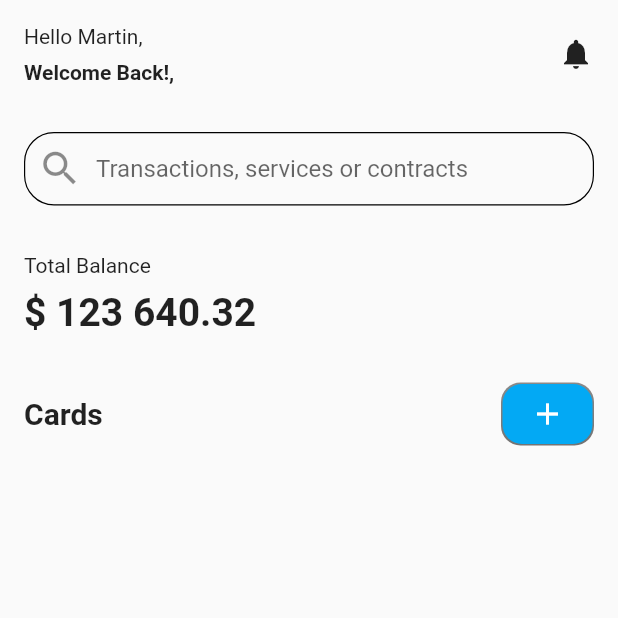
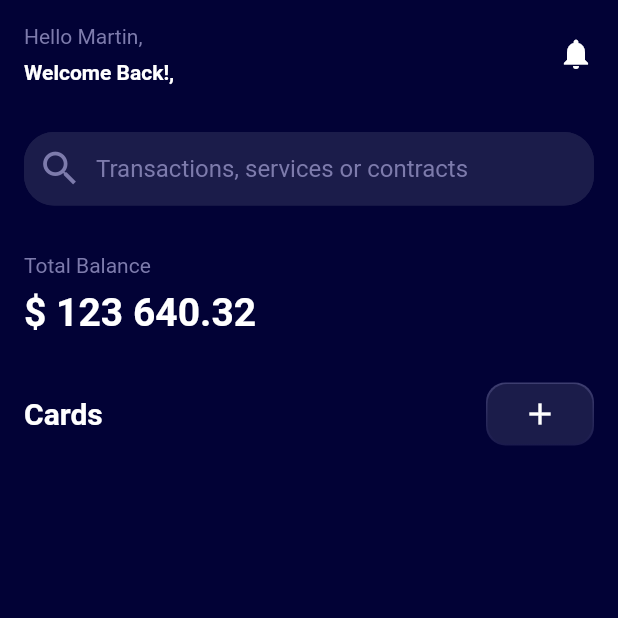
Before and after one commit to c0ff33-b34n/personal_finance_ui_flutter, a Flutter app: the screen it shows after launch, on a phone screen of 412 x 824 dp, the top half of it. Run offline on Flutter 3.47's test engine with Material 2 defaults, Android fonts, the phone set to English and light mode, and no system bars.

Commit message:
Apply app color scheme to existing components

```diff
--- a/lib/main.dart
+++ b/lib/main.dart
@@ -1,5 +1,7 @@
 import 'package:flutter/material.dart';
 import 'package:flutter/services.dart';
+
+import 'colors.dart';
 
 void main() {
   WidgetsFlutterBinding.ensureInitialized();
@@ -22,6 +24,7 @@ class MyApp extends StatelessWidget {
       debugShowCheckedModeBanner: false,
       home: Scaffold(
         body: Container(
+          color: kBackgroundPrimaryDark,
           child: Column(
             mainAxisAlignment: MainAxisAlignment.start,
             children: [
@@ -33,6 +36,7 @@ class MyApp extends StatelessWidget {
           ),
         ),
       ),
+      theme: _buildAppTheme(),
     );
   }
 }
@@ -49,6 +53,9 @@ Widget userMessage = Container(
               padding: const EdgeInsets.only(bottom: 8),
               child: const Text(
                 'Hello Martin,',
+                style: TextStyle(
+                  color: kTextColorSecondaryDark,
+                ),
               ),
             ),
             const Text(
@@ -60,7 +67,7 @@ Widget userMessage = Container(
           ],
         ),
       ),
-      Icon(Icons.notifications),
+      Icon(Icons.notifications, color: kTextColorPrimaryDark),
     ],
   ),
 );
@@ -72,15 +79,23 @@ Widget searchBar = Container(
       contentPadding: const EdgeInsets.symmetric(vertical: 15.0),
       border: OutlineInputBorder(
           borderRadius: BorderRadius.circular(20.0),
-          borderSide: const BorderSide(width: 0.8)),
+          borderSide: const BorderSide(
+            width: 0.8,
+          )),
       enabledBorder: OutlineInputBorder(
         borderRadius: BorderRadius.circular(20.0),
-        borderSide: BorderSide(width: 0.8, color: Colors.black),
+        borderSide: BorderSide(width: 2.0, color: kBackgroundSecondaryDark),
       ),
       hintText: 'Transactions, services or contracts',
+      hintStyle: TextStyle(
+        color: kTextColorSecondaryDark,
+      ),
+      fillColor: kBackgroundSecondaryDark,
+      filled: true,
       prefixIcon: Icon(
         Icons.search,
         size: 30.0,
+        color: kTextColorSecondaryDark,
       ),
     ),
   ),
@@ -98,6 +113,9 @@ Widget balance = Container(
               padding: const EdgeInsets.only(bottom: 8),
               child: const Text(
                 'Total Balance',
+                style: TextStyle(
+                  color: kTextColorSecondaryDark,
+                ),
               ),
             ),
             const Text(
@@ -137,7 +155,7 @@ Widget cardsHeader = Container(
         children: [
           Container(
             height: 42.0,
-            width: 62.0,
+            width: 72.0,
             padding: const EdgeInsets.all(0.0),
             alignment: Alignment.bottomCenter,
             decoration: BoxDecoration(
@@ -146,18 +164,18 @@ Widget cardsHeader = Container(
                 begin: Alignment.topCenter,
                 end: Alignment.bottomCenter,
                 colors: <Color>[
-                  Colors.black45,
-                  Colors.black54,
+                  kButtonGradientTopDark,
+                  kButtonGradientBottomDark,
                 ],
               ),
             ),
           ),
           Container(
             height: 40.0,
-            width: 60.0,
+            width: 70.0,
             padding: EdgeInsets.zero,
             decoration: BoxDecoration(
-              color: Colors.lightBlue,
+              color: kBackgroundSecondaryDark,
               borderRadius: BorderRadius.circular(13.0),
             ),
             child: IconButton(
@@ -171,3 +189,19 @@ Widget cardsHeader = Container(
     ],
   ),
 );
+
+final ThemeData _kShrineTheme = _buildAppTheme();
+
+ThemeData _buildAppTheme() {
+  final ThemeData base = ThemeData.light();
+  return base.copyWith(
+    textTheme: _buildAppTextTheme(base.textTheme),
+  );
+}
+
+TextTheme _buildAppTextTheme(TextTheme base) {
+  return base.apply(
+    displayColor: kTextColorPrimaryDark,
+    bodyColor: kTextColorPrimaryDark,
+  );
+}
```
